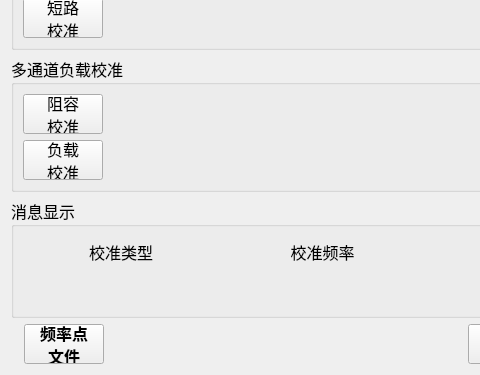
This is MulitChannalBox/clsCalibration.ui in caicaiking/WKEFactoryView2014 as Qt 5 draws it before an edit; both pictures show x 0 to 480 and y 193 to 568 of the 645 by 568 pixel window. The edited form follows.
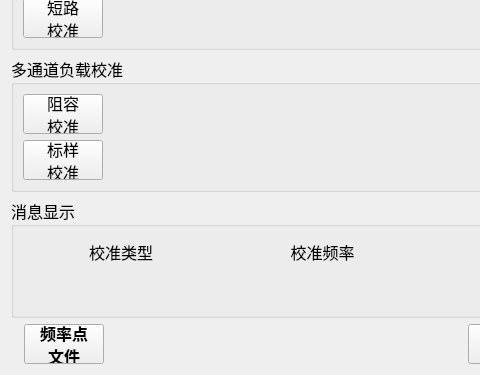
This is the edited form. Icons and pictures are not drawn. Custom widgets are drawn as their Qt base class.

What changed in the file:
```diff
--- a/MulitChannalBox/clsCalibration.ui
+++ b/MulitChannalBox/clsCalibration.ui
@@ -7,7 +7,7 @@
     <x>0</x>
     <y>0</y>
     <width>645</width>
-    <height>512</height>
+    <height>520</height>
    </rect>
   </property>
   <property name="windowTitle">
@@ -353,7 +353,7 @@
                </font>
               </property>
               <property name="text">
-               <string>负载
+               <string>标样
 校准</string>
               </property>
              </widget>
```
